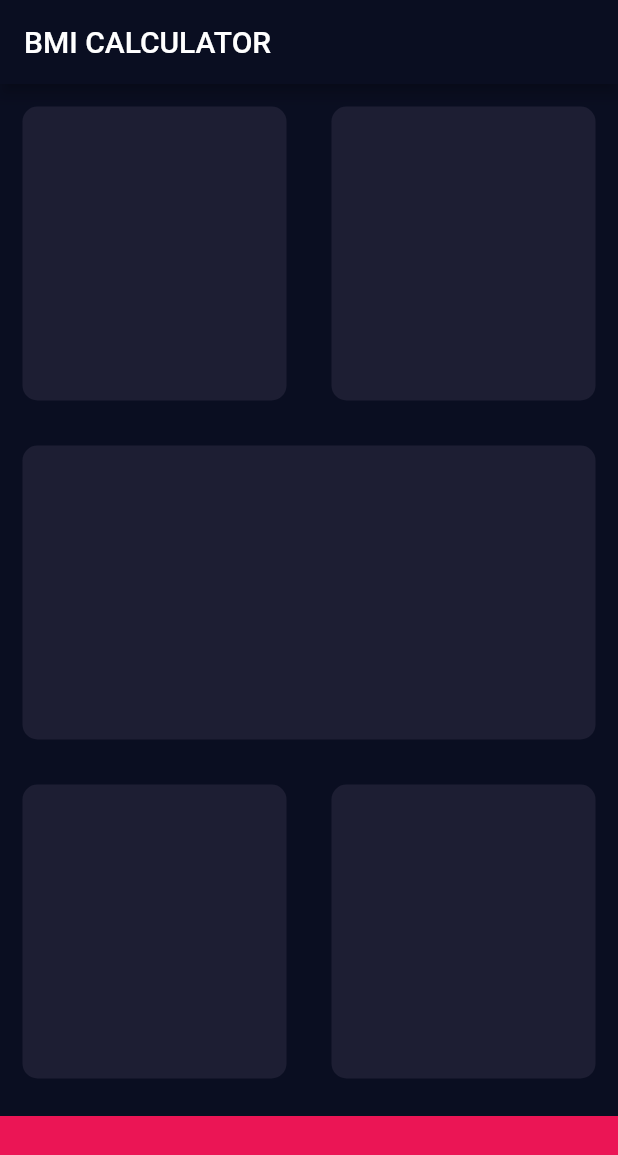
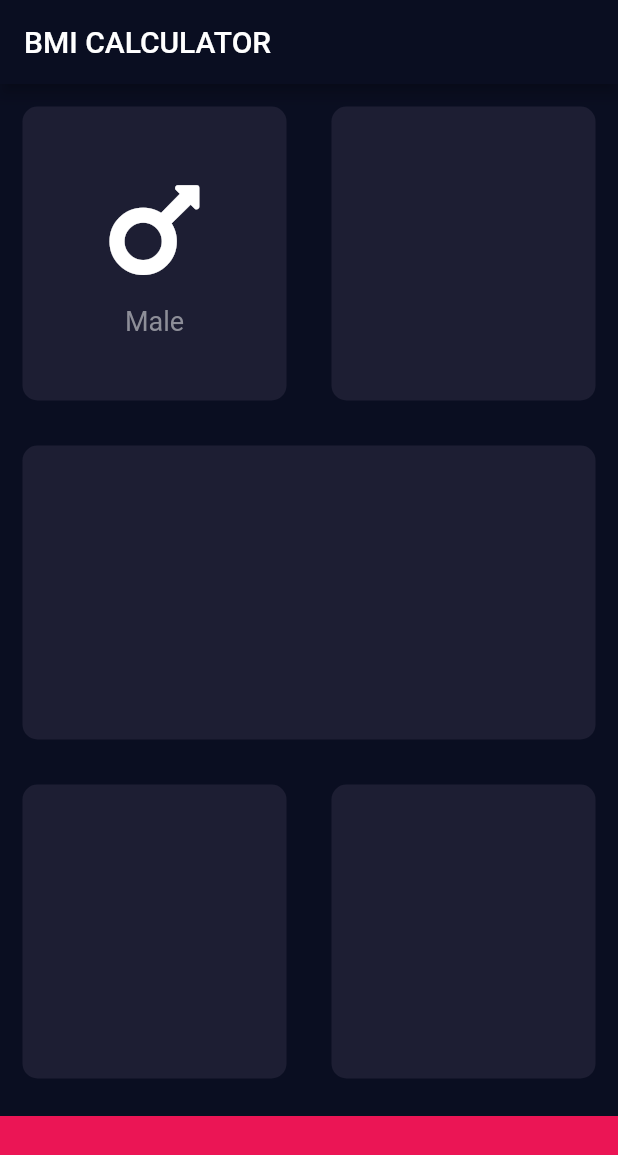
Before and after one commit to harshilgupta-dev/BMI_Calculator_App, a Flutter app: the screen it shows after launch, on a phone screen of 412 x 824 dp. Shown: the top 1155 px of the screen. Run offline on Flutter 3.47's test engine with Material 2 defaults, Android fonts, the phone set to English and light mode, and no system bars; our stand-ins replace font_awesome_flutter.

Commit message:
add Male Icon

```diff
--- a/lib/1.input_page.dart
+++ b/lib/1.input_page.dart
@@ -27,7 +27,26 @@ class _InputPageState extends State<InputPage> {
                 children: [
                   Expanded(
                       child: ReusableCard(
-                        colour: Color(cardColorOnChange),
+                    cardChild: Column(
+                      mainAxisAlignment: MainAxisAlignment.center,
+                      children: [
+                        Icon(
+                          FontAwesomeIcons.mars,
+                          size: 80,
+                        ),
+                        SizedBox(
+                          height: 10.0,
+                        ),
+                        Text(
+                          'Male',
+                          style: TextStyle(
+                            fontSize: 18.0,
+                            color: Color(0xFF8D8E98),
+                          ),
+                        )
+                      ],
+                    ),
+                    colour: Color(cardColorOnChange),
                   )),
                   Expanded(
                       child: ReusableCard(
```
